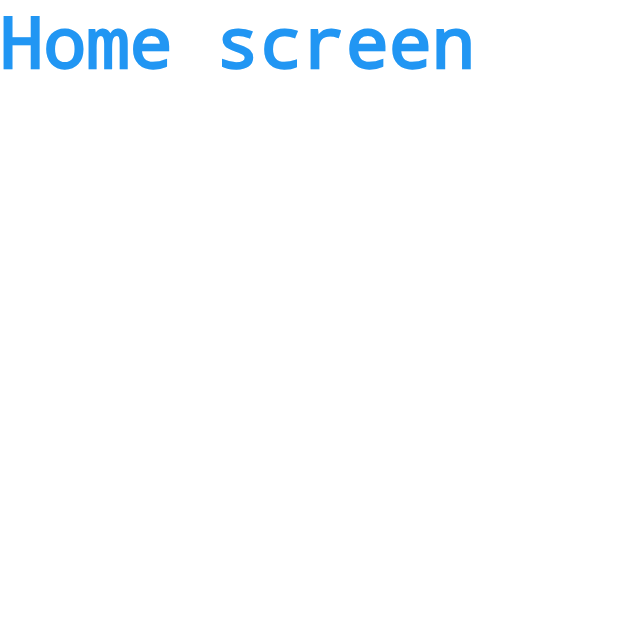
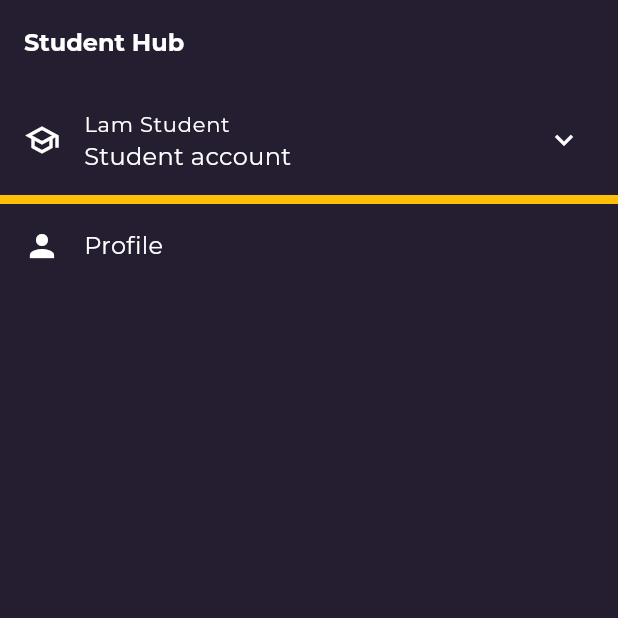
Before and after one commit to Lamlance/hcmus-student-hub, a Flutter app: the screen it shows after launch, on a phone screen of 412 x 824 dp, the top half of it. Run offline on Flutter 3.47's test engine with Material 3 defaults, Android fonts, the phone set to English and light mode, and no system bars; our stand-ins replace dio, event_bus, flutter_mobx, get_it, google_fonts, mobx and 4 more; missing offline and left inert: xxtea; generated files the repository leaves out were written again.

Commit message:
upgrade pkgs/ profile slect screen

```diff
--- a/analysis_options.yaml
+++ b/analysis_options.yaml
@@ -7,7 +7,7 @@
 
 # The following line activates a set of recommended lints for Flutter apps,
 # packages, and plugins designed to encourage good coding practices.
-include: package:flutter_lints/flutter.yaml
+include: package:lints/recommended.yaml
 
 linter:
   # The lint rules applied to this project can be customized in the
@@ -24,6 +24,5 @@ linter:
   rules:
     # avoid_print: false  # Uncomment to disable the `avoid_print` rule
     # prefer_single_quotes: true  # Uncomment to enable the `prefer_single_quotes` rule
-
 # Additional information about this file can be found at
 # https://dart.dev/guides/language/analysis-options
--- /dev/null
+++ b/lib/core/domain/model/user_data.dart
@@ -0,0 +1,46 @@
+enum AccountType { none, student, business }
+
+abstract class ProfileData {
+  ProfileData();
+}
+
+abstract class UserData {
+  final String userName;
+  final AccountType accountType;
+  abstract ProfileData? profileData;
+  UserData({required this.userName, required this.accountType});
+}
+
+enum EmployeeSize { only1, less9, less99, less1000, more1000 }
+
+class CompanyProfile extends ProfileData {
+  EmployeeSize employeeSize = EmployeeSize.only1;
+  String companyName;
+  String website;
+  String desc;
+  CompanyProfile(
+      {required this.companyName,
+      required this.website,
+      required this.desc,
+      this.employeeSize = EmployeeSize.only1});
+}
+
+class CompanyData extends UserData {
+  @override
+  covariant CompanyProfile? profileData;
+
+  CompanyData({required super.userName, this.profileData})
+      : super(accountType: AccountType.business);
+}
+
+class StudentProfile extends ProfileData {
+  String studentName;
+  StudentProfile({required this.studentName});
+}
+
+class StudentData extends UserData {
+  @override
+  covariant StudentProfile? profileData;
+  StudentData({required super.userName, this.profileData})
+      : super(accountType: AccountType.student);
+}
--- /dev/null
+++ b/lib/core/stores/user/user_store.dart
@@ -0,0 +1,15 @@
+import 'package:boilerplate/core/domain/model/user_data.dart';
+import 'package:mobx/mobx.dart';
+part 'user_store.g.dart';
+
+class UserStore = _UserStore with _$UserStore;
+
+abstract class _UserStore with Store {
+  @observable
+  UserData? selectedUser;
+
+  @action
+  void setSelectedUser(UserData user) {
+    selectedUser = user;
+  }
+}
--- a/lib/di/service_locator.dart
+++ b/lib/di/service_locator.dart
@@ -1,5 +1,6 @@
 import 'package:boilerplate/data/di/data_layer_injection.dart';
 import 'package:boilerplate/domain/di/domain_layer_injection.dart';
+import 'package:boilerplate/presentation/di/presentation_layer_injection.dart';
 import 'package:get_it/get_it.dart';
 
 final getIt = GetIt.instance;
@@ -8,6 +9,6 @@ mixin ServiceLocator {
   static Future<void> configureDependencies() async {
     await DataLayerInjection.configureDataLayerInjection();
     await DomainLayerInjection.configureDomainLayerInjection();
-    // await PresentationLayerInjection.configurePresentationLayerInjection();
+    await PresentationLayerInjection.configurePresentationLayerInjection();
   }
 }
--- /dev/null
+++ b/lib/presentation/di/module/store_module.dart
@@ -0,0 +1,20 @@
+import 'dart:async';
+
+import 'package:boilerplate/core/stores/error/error_store.dart';
+import 'package:boilerplate/core/stores/form/form_store.dart';
+import 'package:boilerplate/core/stores/user/user_store.dart';
+import '../../../di/service_locator.dart';
+
+mixin StoreModule {
+  static Future<void> configureStoreModuleInjection() async {
+    // factories:---------------------------------------------------------------
+    getIt.registerFactory(() => ErrorStore());
+    getIt.registerFactory(() => FormErrorStore());
+    getIt.registerFactory(
+      () => FormStore(getIt<FormErrorStore>(), getIt<ErrorStore>()),
+    );
+
+    // stores:------------------------------------------------------------------
+    getIt.registerSingleton<UserStore>(UserStore());
+  }
+}
--- /dev/null
+++ b/lib/presentation/di/presentation_layer_injection.dart
@@ -0,0 +1,7 @@
+import 'package:boilerplate/presentation/di/module/store_module.dart';
+
+mixin PresentationLayerInjection {
+  static Future<void> configurePresentationLayerInjection() async {
+    await StoreModule.configureStoreModuleInjection();
+  }
+}
--- a/lib/presentation/my_app.dart
+++ b/lib/presentation/my_app.dart
@@ -1,16 +1,20 @@
 import 'package:boilerplate/constants/app_theme.dart';
 import 'package:boilerplate/constants/strings.dart';
+import 'package:boilerplate/core/stores/user/user_store.dart';
+import 'package:boilerplate/di/service_locator.dart';
 import 'package:boilerplate/presentation/home/home.dart';
+import 'package:boilerplate/presentation/profile/profile.dart';
 import 'package:boilerplate/utils/locale/app_localization.dart';
 import 'package:boilerplate/utils/routes/routes.dart';
 import 'package:flutter/material.dart';
-import 'package:flutter_localizations/flutter_localizations.dart';
 import 'package:flutter_mobx/flutter_mobx.dart';
 
 class MyApp extends StatelessWidget {
   // This widget is the root of your application.
   // Create your store as a final variable in a base Widget. This works better
   // with Hot Reload than creating it directly in the `build` function.
+
+  final UserStore _userStore = getIt<UserStore>();
 
   @override
   Widget build(BuildContext context) {
@@ -28,17 +32,7 @@ class MyApp extends StatelessWidget {
           // supportedLocales: _languageStore.supportedLanguages
           //     .map((language) => Locale(language.locale, language.code))
           //     .toList(),
-          localizationsDelegates: [
-            // A class which loads the translations from JSON files
-            AppLocalizations.delegate,
-            // Built-in localization of basic text for Material widgets
-            GlobalMaterialLocalizations.delegate,
-            // Built-in localization for text direction LTR/RTL
-            GlobalWidgetsLocalizations.delegate,
-            // Built-in localization of basic text for Cupertino widgets
-            GlobalCupertinoLocalizations.delegate,
-          ],
-          home: HomeScreen(),
+          home: SafeArea(child: ProfileScreen()),
         );
       },
     );
--- /dev/null
+++ b/lib/presentation/profile/profile.dart
@@ -0,0 +1,105 @@
+import 'package:boilerplate/core/domain/model/user_data.dart';
+import 'package:boilerplate/core/stores/user/user_store.dart';
+import 'package:boilerplate/di/service_locator.dart';
+import 'package:boilerplate/presentation/profile/profile_input.dart';
+import 'package:flutter/material.dart';
+
+class ProfileScreen extends StatefulWidget {
+  @override
+  State<StatefulWidget> createState() {
+    return _ProfileScreenState();
+  }
+}
+
+class _ProfileScreenState extends State<ProfileScreen> {
+  static final List<UserData> _savedUser = [
+    StudentData(userName: "Lam Student"),
+    CompanyData(userName: "Lam Business w/o profile"),
+    CompanyData(
+        userName: "Lam Business w profile",
+        profileData: CompanyProfile(
+          companyName: "lam corps",
+          website: 'www.lamsite.com',
+          desc: 'A large scale db service company',
+        ))
+  ];
+
+  final UserStore _userStore = getIt<UserStore>();
+
+  String _getAccountSubtitle(AccountType type) {
+    switch (type) {
+      case AccountType.business:
+        return "Business account";
+      case AccountType.student:
+        return "Student account";
+      case AccountType.none:
+        return "Unknow account type";
+    }
+  }
+
+  void onProfileClick(int idx) {
+    if (idx >= _savedUser.length) return;
+    setState(() {
+      _userStore.setSelectedUser(_savedUser[idx]);
+      var tmp = _savedUser[0];
+      _savedUser[0] = _savedUser[idx];
+      _savedUser[idx] = tmp;
+    });
+  }
+
+  @override
+  Widget build(BuildContext context) {
+    Widget profiles = _savedUser.isEmpty
+        ? Text("No saved user available")
+        : ExpansionTile(
+            title: Text(_savedUser[0].userName),
+            subtitle: Text(_getAccountSubtitle(_savedUser[0].accountType)),
+            leading: _savedUser[0].accountType == AccountType.business
+                ? Icon(Icons.corporate_fare_outlined)
+                : Icon(Icons.school_outlined),
+            children: [
+              ..._savedUser.skip(1).indexed.map((e) => ColoredBox(
+                    color: Colors.transparent,
+                    child: ListTile(
+                      title: Text(e.$2.userName),
+                      subtitle: Text(_getAccountSubtitle(e.$2.accountType)),
+                      leading: e.$2.accountType == AccountType.business
+                          ? Icon(Icons.corporate_fare_outlined)
+                          : Icon(Icons.school_outlined),
+                      onTap: () => onProfileClick(e.$1 + 1),
+                    ),
+                  ))
+            ],
+          );
+
+    return Scaffold(
+      appBar: AppBar(
+        title: const Text("Student Hub"),
+      ),
+      body: Column(crossAxisAlignment: CrossAxisAlignment.stretch, children: [
+        profiles,
+        SizedBox(
+          height: 6,
+          child: const DecoratedBox(
+              decoration: BoxDecoration(color: Colors.amber)),
+        ),
+        InkWell(
+            onTap: () => Navigator.push(
+                context,
+                MaterialPageRoute(
+                    builder: (ctx) => SafeArea(child: ProfileInputScreen()))),
+            child: Row(
+              children: [
+                Padding(
+                  padding: EdgeInsets.symmetric(horizontal: 16, vertical: 16),
+                  child: Icon(
+                    Icons.person,
+                  ),
+                ),
+                Text("Profile")
+              ],
+            ))
+      ]),
+    );
+  }
+}
--- /dev/null
+++ b/lib/presentation/profile/profile_input.dart
@@ -0,0 +1,13 @@
+import 'package:flutter/material.dart';
+
+class ProfileInputScreen extends StatefulWidget {
+  @override
+  State<StatefulWidget> createState() => _ProfileInputScreenState();
+}
+
+class _ProfileInputScreenState extends State<ProfileInputScreen> {
+  @override
+  Widget build(BuildContext context) {
+    return Scaffold(body: Column(children: [Text("Profile Input screen")]));
+  }
+}
--- a/lib/utils/routes/routes.dart
+++ b/lib/utils/routes/routes.dart
@@ -1,15 +1,17 @@
 import 'package:boilerplate/presentation/home/home.dart';
+import 'package:boilerplate/presentation/profile/profile.dart';
+
 import 'package:flutter/material.dart';
 
 class Routes {
   Routes._();
 
   //static variables
-  static const String splash = '/splash';
-  static const String login = '/login';
-  static const String home = '/post';
+  static const String home = '/home';
+  static const String profile = "/profile";
 
   static final routes = <String, WidgetBuilder>{
     home: (BuildContext context) => HomeScreen(),
+    profile: (BuildContext ctx) => ProfileScreen(),
   };
 }
```
Also changed, not shown: pubspec.yaml (+17 -23 lines), lib/core/stores/user/user_store.g.dart (added).
